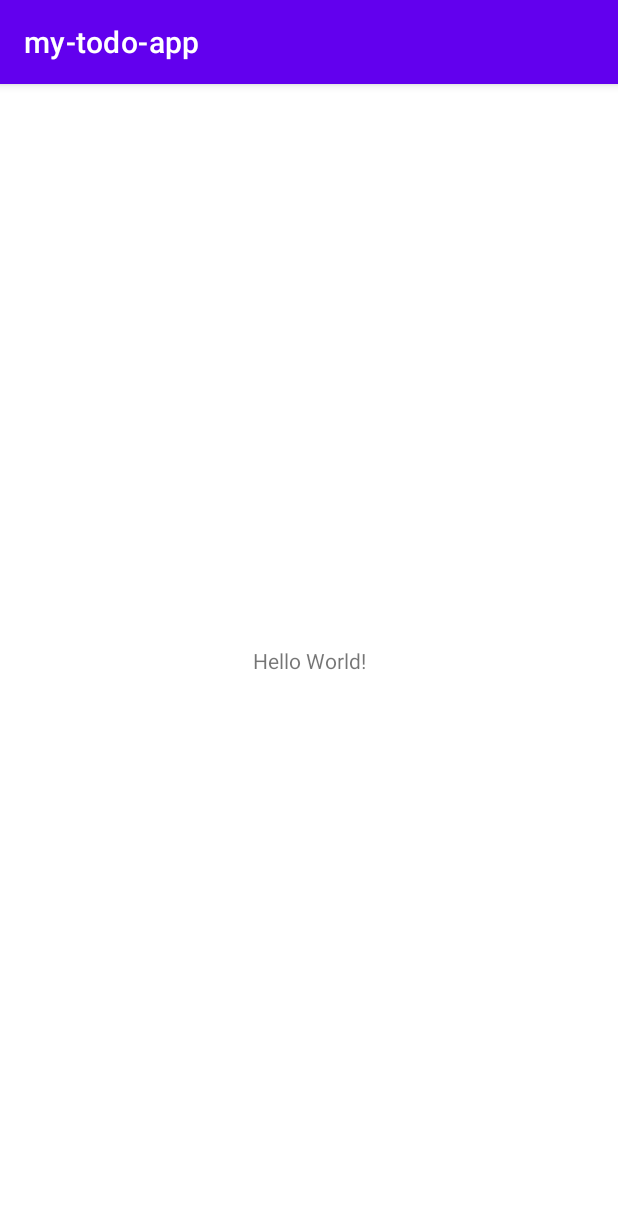
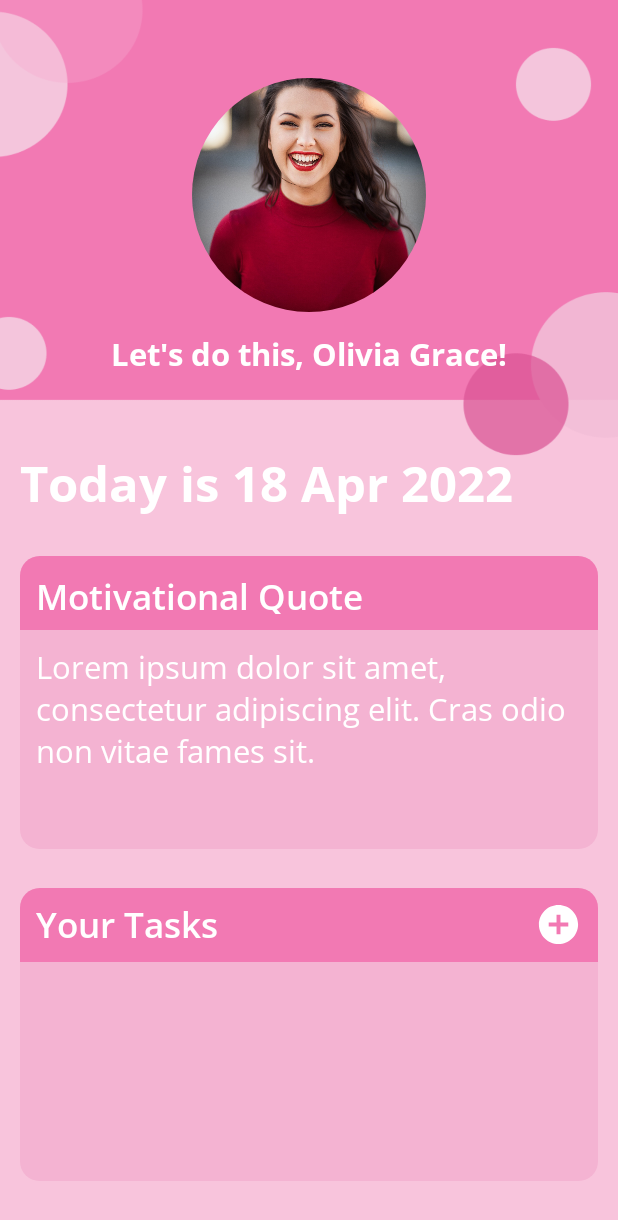
Before and after one commit to Fangzsx/my-todo-app, an Android app: the screen it shows after launch (MainActivity), on a phone screen of 412 x 824 dp. Shown: the top 1220 px of the screen. Run offline under Robolectric (Android 15) with nearby library versions, the phone set to English and light mode, and no system bars; our stand-ins replace CircleImageView, sdp/ssp sizes.

Commit message:
add dashboard layout

```diff
--- a/app/build.gradle
+++ b/app/build.gradle
@@ -40,4 +40,12 @@ dependencies {
     testImplementation 'junit:junit:4.13.2'
     androidTestImplementation 'androidx.test.ext:junit:1.1.3'
     androidTestImplementation 'androidx.test.espresso:espresso-core:3.4.0'
+
+    //intuit
+    implementation 'com.intuit.sdp:sdp-android:1.0.6'
+    implementation 'com.intuit.ssp:ssp-android:1.0.6'
+
+    //circular imageview
+    implementation 'de.hdodenhof:circleimageview:3.1.0'
+
 }
--- /dev/null
+++ b/app/src/main/res/drawable/add.xml
@@ -0,0 +1,5 @@
+<vector android:height="24dp" android:tint="#FFFFFF"
+    android:viewportHeight="24" android:viewportWidth="24"
+    android:width="24dp" xmlns:android="http://schemas.android.com/apk/res/android">
+    <path android:fillColor="@android:color/white" android:pathData="M12,2C6.48,2 2,6.48 2,12s4.48,10 10,10 10,-4.48 10,-10S17.52,2 12,2zM17,13h-4v4h-2v-4L7,13v-2h4L11,7h2v4h4v2z"/>
+</vector>
--- /dev/null
+++ b/app/src/main/res/drawable/card_header.xml
@@ -0,0 +1,7 @@
+<?xml version="1.0" encoding="utf-8"?>
+<shape xmlns:android="http://schemas.android.com/apk/res/android"
+    android:shape="rectangle">
+    <corners android:topRightRadius="@dimen/_10sdp" android:topLeftRadius="@dimen/_10sdp"/>
+    <solid android:color="#F279B3"/>
+
+</shape>
--- /dev/null
+++ b/app/src/main/res/drawable/circle.xml
@@ -0,0 +1,7 @@
+<?xml version="1.0" encoding="utf-8"?>
+<shape xmlns:android="http://schemas.android.com/apk/res/android"
+    android:shape="oval">
+    <corners android:radius="@dimen/_100sdp"/>
+    <solid android:color="#F1308C"/>
+
+</shape>
--- a/app/src/main/res/layout/activity_main.xml
+++ b/app/src/main/res/layout/activity_main.xml
@@ -4,15 +4,133 @@
     xmlns:tools="http://schemas.android.com/tools"
     android:layout_width="match_parent"
     android:layout_height="match_parent"
+    android:background="@drawable/main_bg"
     tools:context=".MainActivity">
+
+
+    <TextView
+        android:id="@+id/tv_date_today"
+        android:layout_width="wrap_content"
+        android:layout_height="wrap_content"
+        android:text="Today is 18 Apr 2022"
+        android:fontFamily="@font/opensansbold"
+        android:textColor="@color/white"
+        android:textSize="@dimen/_25ssp"
+        android:layout_marginStart="@dimen/_10sdp"
+        android:layout_marginTop="@dimen/_230sdp"
+        app:layout_constraintStart_toStartOf="parent"
+        app:layout_constraintTop_toTopOf="parent"/>
+
+    <androidx.cardview.widget.CardView
+        android:id="@+id/cv_motivational_quote"
+        android:layout_width="match_parent"
+        android:layout_height="@dimen/_150sdp"
+        app:cardCornerRadius="@dimen/_10sdp"
+        android:layout_marginTop="@dimen/_20sdp"
+        app:cardElevation="@dimen/_10sdp"
+        app:cardPreventCornerOverlap="false"
+        app:cardBackgroundColor="#F4B3D2"
+        android:layout_marginStart="@dimen/_10sdp"
+        android:layout_marginEnd="@dimen/_10sdp"
+        app:layout_constraintTop_toBottomOf="@id/tv_date_today">
+        <LinearLayout
+            android:layout_width="match_parent"
+            android:layout_height="match_parent"
+            android:orientation="vertical">
+            <TextView
+                android:layout_width="match_parent"
+                android:layout_height="@dimen/_38sdp"
+                android:gravity="center_vertical"
+                android:text="Motivational Quote"
+                android:background="@drawable/card_header"
+                android:textSize="@dimen/_18sdp"
+                android:padding="@dimen/_8sdp"
+                android:fontFamily="@font/opensanssemibold"
+                android:textColor="@color/white"/>
+
+            <TextView
+                android:layout_width="match_parent"
+                android:layout_height="match_parent"
+                android:padding="@dimen/_8sdp"
+                android:text="Lorem ipsum dolor sit amet, consectetur adipiscing elit. Cras odio non vitae fames sit."
+                android:textColor="@color/white"
+                android:fontFamily="@font/opensansregular"
+                android:textSize="@dimen/_16ssp"/>
+        </LinearLayout>
+    </androidx.cardview.widget.CardView>
+
+    <androidx.cardview.widget.CardView
+        android:id="@+id/cv_todo"
+        android:layout_width="match_parent"
+        android:layout_height="@dimen/_150sdp"
+        app:cardCornerRadius="@dimen/_10sdp"
+        android:layout_marginTop="@dimen/_20sdp"
+        app:cardElevation="@dimen/_10sdp"
+        app:cardBackgroundColor="#F4B3D2"
+        android:layout_marginStart="@dimen/_10sdp"
+        android:layout_marginEnd="@dimen/_10sdp"
+        app:layout_constraintTop_toBottomOf="@id/cv_motivational_quote">
+        <LinearLayout
+            android:layout_width="match_parent"
+            android:layout_height="match_parent"
+            android:orientation="vertical">
+
+            <LinearLayout
+                android:layout_width="match_parent"
+                android:layout_height="wrap_content"
+                android:paddingStart="@dimen/_8sdp"
+                android:paddingEnd="@dimen/_8sdp"
+                android:background="@drawable/card_header"
+                android:orientation="horizontal">
+                <TextView
+                    android:layout_width="wrap_content"
+                    android:layout_height="@dimen/_38sdp"
+                    android:gravity="center_vertical"
+                    android:layout_weight="1"
+                    android:text="Your Tasks"
+                    android:textSize="@dimen/_18sdp"
+                    android:fontFamily="@font/opensanssemibold"
+                    android:textColor="@color/white"/>
+
+                <ImageView
+                    android:layout_width="@dimen/_24sdp"
+                    android:layout_height="@dimen/_24sdp"
+                    android:src="@drawable/add"
+                    android:layout_gravity="center_vertical"/>
+
+            </LinearLayout>
+
+
+            <androidx.recyclerview.widget.RecyclerView
+                android:id="@+id/rv_todos"
+                android:layout_margin="@dimen/_8sdp"
+                android:layout_width="match_parent"
+                android:layout_height="match_parent"/>
+        </LinearLayout>
+    </androidx.cardview.widget.CardView>
+
+
+    <de.hdodenhof.circleimageview.CircleImageView
+        android:id="@+id/profile_pic"
+        android:layout_width="@dimen/_120sdp"
+        android:layout_height="@dimen/_120sdp"
+        android:src="@drawable/oliviagrace"
+        app:layout_constraintTop_toTopOf="parent"
+        app:layout_constraintStart_toStartOf="parent"
+        app:layout_constraintEnd_toEndOf="parent"
+        android:layout_marginTop="@dimen/_40sdp"/>
 
     <TextView
         android:layout_width="wrap_content"
         android:layout_height="wrap_content"
-        android:text="Hello World!"
-        app:layout_constraintBottom_toBottomOf="parent"
-        app:layout_constraintLeft_toLeftOf="parent"
-        app:layout_constraintRight_toRightOf="parent"
-        app:layout_constraintTop_toTopOf="parent" />
+        app:layout_constraintTop_toBottomOf="@id/profile_pic"
+        app:layout_constraintStart_toStartOf="parent"
+        app:layout_constraintEnd_toEndOf="parent"
+        android:text="Let's do this, Olivia Grace!"
+        android:fontFamily="@font/opensansbold"
+        android:textSize="@dimen/_16ssp"
+        android:textColor="@color/white"
+        android:layout_marginTop="@dimen/_10sdp"/>
+
 
 </androidx.constraintlayout.widget.ConstraintLayout>
--- a/app/src/main/res/values-night/themes.xml
+++ /dev/null
@@ -1,16 +0,0 @@
-<resources xmlns:tools="http://schemas.android.com/tools">
-    <!-- Base application theme. -->
-    <style name="Theme.Mytodoapp" parent="Theme.MaterialComponents.DayNight.DarkActionBar">
-        <!-- Primary brand color. -->
-        <item name="colorPrimary">@color/purple_200</item>
-        <item name="colorPrimaryVariant">@color/purple_700</item>
-        <item name="colorOnPrimary">@color/black</item>
-        <!-- Secondary brand color. -->
-        <item name="colorSecondary">@color/teal_200</item>
-        <item name="colorSecondaryVariant">@color/teal_200</item>
-        <item name="colorOnSecondary">@color/black</item>
-        <!-- Status bar color. -->
-        <item name="android:statusBarColor" tools:targetApi="l">?attr/colorPrimaryVariant</item>
-        <!-- Customize your theme here. -->
-    </style>
-</resources>
--- a/app/src/main/res/values/themes.xml
+++ b/app/src/main/res/values/themes.xml
@@ -1,6 +1,6 @@
 <resources xmlns:tools="http://schemas.android.com/tools">
     <!-- Base application theme. -->
-    <style name="Theme.Mytodoapp" parent="Theme.MaterialComponents.DayNight.DarkActionBar">
+    <style name="Theme.Mytodoapp" parent="Theme.MaterialComponents.Light.NoActionBar">
         <!-- Primary brand color. -->
         <item name="colorPrimary">@color/purple_500</item>
         <item name="colorPrimaryVariant">@color/purple_700</item>
@@ -10,7 +10,7 @@
         <item name="colorSecondaryVariant">@color/teal_700</item>
         <item name="colorOnSecondary">@color/black</item>
         <!-- Status bar color. -->
-        <item name="android:statusBarColor" tools:targetApi="l">?attr/colorPrimaryVariant</item>
+        <item name="android:statusBarColor" tools:targetApi="l">#F1308C</item>
         <!-- Customize your theme here. -->
     </style>
 </resources>
```
Also changed, not shown: app/src/main/res/drawable/main_bg.png (added), app/src/main/res/drawable/oliviagrace.jpg (added), app/src/main/res/font/opensansbold.ttf (added), app/src/main/res/font/opensansregular.ttf (added), app/src/main/res/font/opensanssemibold.ttf (added).
